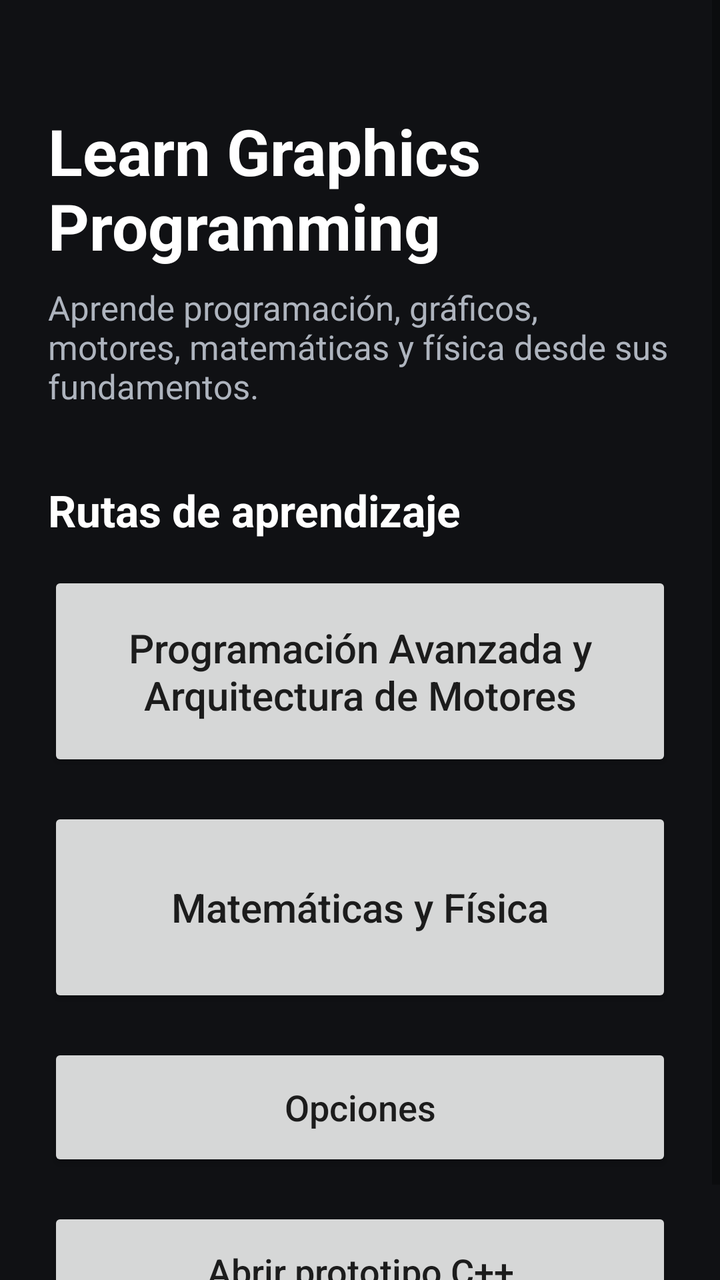
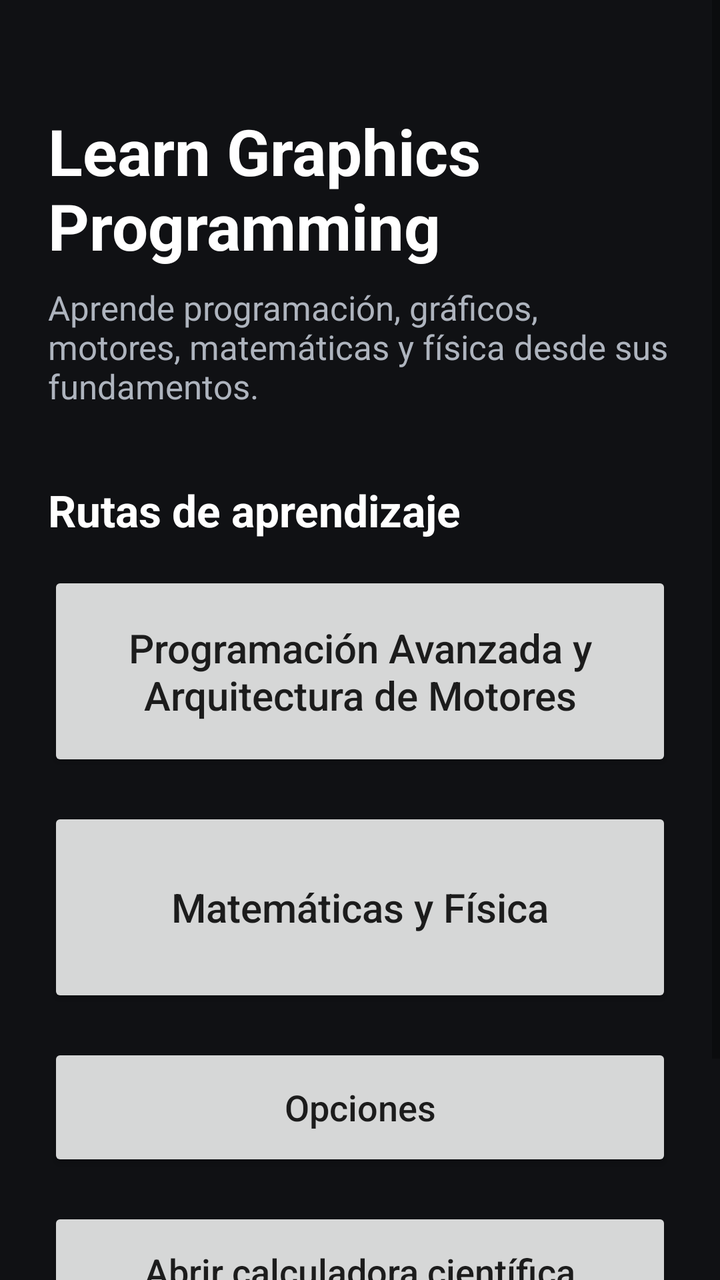

Compare the two renders of this Android layout. The source of the first and the diff that turns it into the second are given below.
<!-- AndroidManifest.xml: application theme Theme.LearnGraphicsProgramming -->
<!-- res/layout/activity_main.xml -->
<?xml version="1.0" encoding="utf-8"?>
<ScrollView xmlns:android="http://schemas.android.com/apk/res/android"
    android:layout_width="match_parent"
    android:layout_height="match_parent"
    android:background="#101114"
    android:fillViewport="true">

    <LinearLayout
        android:layout_width="match_parent"
        android:layout_height="wrap_content"
        android:orientation="vertical"
        android:padding="24dp">

        <TextView
            android:layout_width="match_parent"
            android:layout_height="wrap_content"
            android:text="@string/app_name"
            android:textColor="#FFFFFF"
            android:textSize="32sp"
            android:textStyle="bold"
            android:layout_marginTop="30dp" />

        <TextView
            android:layout_width="match_parent"
            android:layout_height="wrap_content"
            android:text="@string/home_subtitle"
            android:textColor="#AEB4BE"
            android:textSize="17sp"
            android:layout_marginTop="8dp"
            android:layout_marginBottom="36dp" />

        <TextView
            android:layout_width="match_parent"
            android:layout_height="wrap_content"
            android:text="@string/learning_paths"
            android:textColor="#FFFFFF"
            android:textSize="22sp"
            android:textStyle="bold"
            android:layout_marginBottom="16dp" />

        <Button
            android:id="@+id/buttonProgramming"
            android:layout_width="match_parent"
            android:layout_height="wrap_content"
            android:minHeight="100dp"
            android:paddingStart="20dp"
            android:paddingTop="20dp"
            android:paddingEnd="20dp"
            android:paddingBottom="20dp"
            android:text="@string/programming"
            android:textAllCaps="false"
            android:textSize="20sp"
            android:maxLines="4"
            android:gravity="center"
            android:layout_marginBottom="18dp" />

        <Button
            android:id="@+id/buttonMathPhysics"
            android:layout_width="match_parent"
            android:layout_height="wrap_content"
            android:minHeight="100dp"
            android:paddingStart="20dp"
            android:paddingTop="20dp"
            android:paddingEnd="20dp"
            android:paddingBottom="20dp"
            android:text="@string/math_physics"
            android:textAllCaps="false"
            android:textSize="20sp"
            android:maxLines="3"
            android:gravity="center" />

        <Button
            android:id="@+id/buttonOptions"
            android:layout_width="match_parent"
            android:layout_height="wrap_content"
            android:layout_marginTop="18dp"
            android:minHeight="64dp"
            android:paddingStart="20dp"
            android:paddingTop="16dp"
            android:paddingEnd="20dp"
            android:paddingBottom="16dp"
            android:text="Opciones"
            android:textAllCaps="false"
            android:textSize="18sp"
            android:gravity="center" />

        <Button
            android:id="@+id/buttonCppPrototype"
            android:layout_width="match_parent"
            android:layout_height="wrap_content"
            android:layout_marginTop="18dp"
            android:minHeight="64dp"
            android:text="@string/cpp_runtime_open"
            android:textAllCaps="false"
            android:textSize="18sp" />

    </LinearLayout>

</ScrollView>
<!-- resources referenced by this layout -->
<resources>
  <string name="app_name">Learn Graphics Programming</string>
  <string name="cpp_runtime_open">Abrir prototipo C++</string>
  <string name="home_subtitle">
          Aprende programación, gráficos, motores, matemáticas y física desde sus fundamentos.
      </string>
  <string name="learning_paths">Rutas de aprendizaje</string>
  <string name="math_physics">Matemáticas y Física</string>
  <string name="programming">Programación Avanzada y Arquitectura de Motores</string>
  <style name="Theme.LearnGraphicsProgramming" parent="Theme.MaterialComponents.DayNight.DarkActionBar">
          
          <item name="colorPrimary">@color/purple_500</item>
          <item name="colorPrimaryVariant">@color/purple_700</item>
          <item name="colorOnPrimary">@color/black</item>
          
          <item name="colorSecondary">@color/teal_200</item>
          <item name="colorSecondaryVariant">@color/teal_700</item>
          <item name="colorOnSecondary">@color/black</item>
          
          <item name="android:statusBarColor">?attr/colorPrimaryVariant</item>
          
          <item name="windowActionBar">false</item>
          <item name="windowNoTitle">true</item>
      </style>
  <color name="purple_500">#FF59F0FC</color>
  <color name="purple_700">#FF31848B</color>
  <color name="black">#FF000000</color>
  <color name="teal_200">#FF03DAC5</color>
  <color name="teal_700">#FF018786</color>
</resources>

<!-- the commit's change to res/layout/activity_main.xml (unified diff, before → after) -->
@@ -85,6 +85,16 @@
             android:gravity="center" />
 
         <Button
+            android:id="@+id/buttonCalculator"
+            android:layout_width="match_parent"
+            android:layout_height="wrap_content"
+            android:layout_marginTop="18dp"
+            android:minHeight="64dp"
+            android:text="@string/calculator_open"
+            android:textAllCaps="false"
+            android:textSize="18sp" />
+
+        <Button
             android:id="@+id/buttonCppPrototype"
             android:layout_width="match_parent"
             android:layout_height="wrap_content"
<!-- resource entries referenced after the edit -->
@@ -1,6 +1,7 @@
 <!-- resources referenced by this layout -->
 <resources>
   <string name="app_name">Learn Graphics Programming</string>
+  <string name="calculator_open">Abrir calculadora científica</string>
   <string name="cpp_runtime_open">Abrir prototipo C++</string>
   <string name="home_subtitle">
           Aprende programación, gráficos, motores, matemáticas y física desde sus fundamentos.
